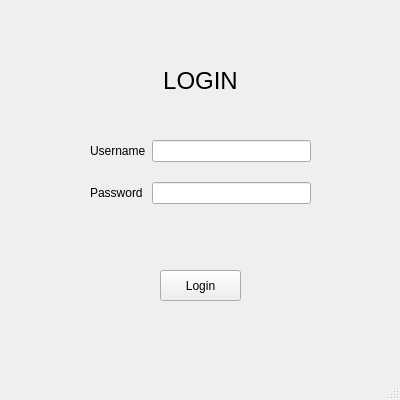
Before: the Qt Designer form game-of-go-qt-ui/game-of-go-qt-ui/loginwindow.ui in Aylesworth/game-of-go, drawn with Qt 5.
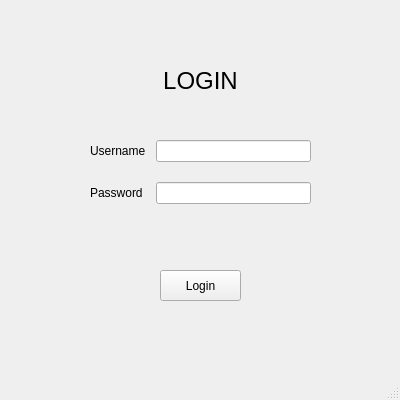
After: the same form once the commit is applied.

Patch:
```diff
--- a/game-of-go-qt-ui/game-of-go-qt-ui/loginwindow.ui
+++ b/game-of-go-qt-ui/game-of-go-qt-ui/loginwindow.ui
@@ -41,10 +41,13 @@
       <x>90</x>
       <y>140</y>
       <width>221</width>
-      <height>81</height>
+      <height>98</height>
      </rect>
     </property>
     <layout class="QFormLayout" name="formLayout">
+     <property name="horizontalSpacing">
+      <number>10</number>
+     </property>
      <property name="verticalSpacing">
       <number>20</number>
      </property>
```
Left out of the diff: 8 changed lines with no effect on the pictures.
